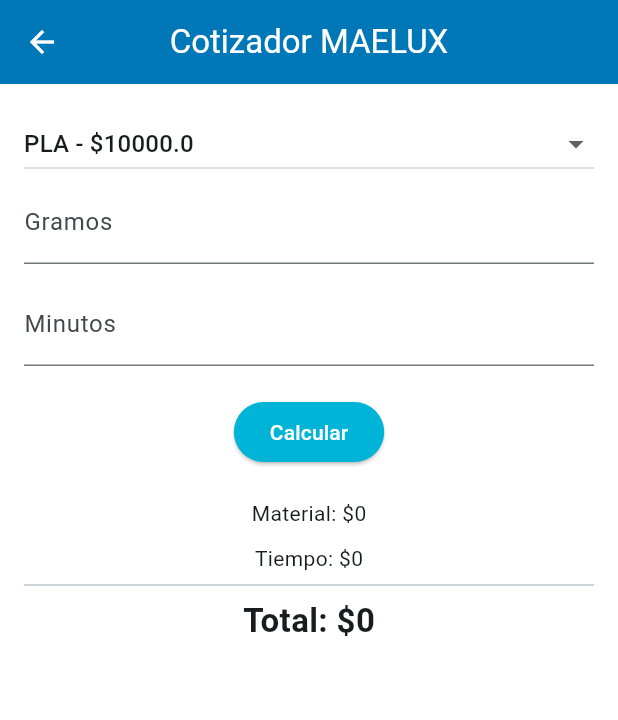
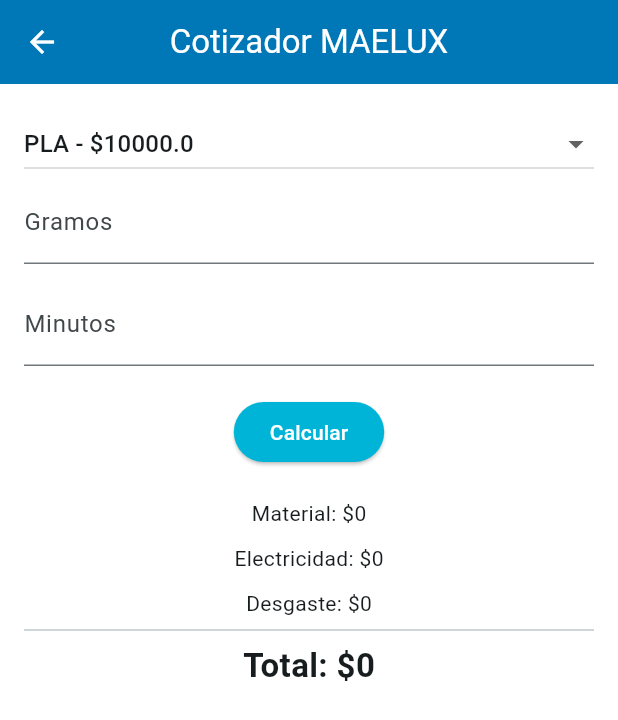
Before and after one commit to Mescobarsepulveda93/maelux-manager, a Flutter app: the CotizadorScreen screen opened directly, after a tap on "Calcular", on a phone screen of 412 x 824 dp. Shown: the top 720 px of the screen. Run offline on Flutter 3.47's test engine with Material 3 defaults, Android fonts, the phone set to English and light mode, and no system bars.

Commit message:
Add electricity and printer wear calculations

```diff
--- a/lib/screens/cotizador_screen.dart
+++ b/lib/screens/cotizador_screen.dart
@@ -16,8 +16,9 @@
   Material3D materialSeleccionado = materialesDemo.first;
 
   double costoMaterial = 0;
-  double costoTiempo = 0;
   double costoTotal = 0;
+  double costoElectricidad = 0;
+  double costoDesgaste = 0;
 
   void calcularCosto() {
     double gramos = double.tryParse(gramosController.text) ?? 0;
@@ -29,14 +30,18 @@
       materialSeleccionado,
     );
 
-    double tiempo = CostosService.calcularTiempo(minutos);
+    double electricidad = CostosService.calcularElectricidad(minutos);
+
+    double desgaste = CostosService.calcularDesgaste(minutos);
 
     setState(() {
       costoMaterial = material;
 
-      costoTiempo = tiempo;
+      costoElectricidad = electricidad;
 
-      costoTotal = CostosService.calcularTotal(material, tiempo);
+      costoDesgaste = desgaste;
+
+      costoTotal = material + electricidad + desgaste;
     });
   }
 
@@ -90,7 +95,11 @@
 
             const SizedBox(height: 10),
 
-            Text("Tiempo: \$${costoTiempo.toStringAsFixed(0)}"),
+            Text("Electricidad: \$${costoElectricidad.toStringAsFixed(0)}"),
+
+            const SizedBox(height: 10),
+
+            Text("Desgaste: \$${costoDesgaste.toStringAsFixed(0)}"),
 
             const Divider(),
 
--- a/lib/services/costos_service.dart
+++ b/lib/services/costos_service.dart
@@ -5,11 +5,15 @@
     return (gramos / 1000) * material.precioKg;
   }
 
-  static double calcularTiempo(double minutos) {
-    return minutos * 2;
+  static double calcularElectricidad(double minutos) {
+    const double costoHora = 27.5;
+
+    return (minutos / 60) * costoHora;
   }
 
-  static double calcularTotal(double material, double tiempo) {
-    return material + tiempo;
+  static double calcularDesgaste(double minutos) {
+    const double desgasteHora = 125;
+
+    return (minutos / 60) * desgasteHora;
   }
 }
```
